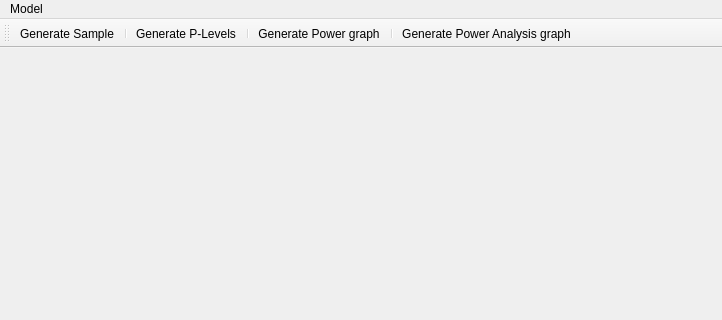
The window that ui/mainwindow.ui (braubergiag/ModelDistribution) describes before a commit, drawn with Qt 5; both pictures show x 0 to 722 and y 0 to 320 of the 722 by 603 pixel window.
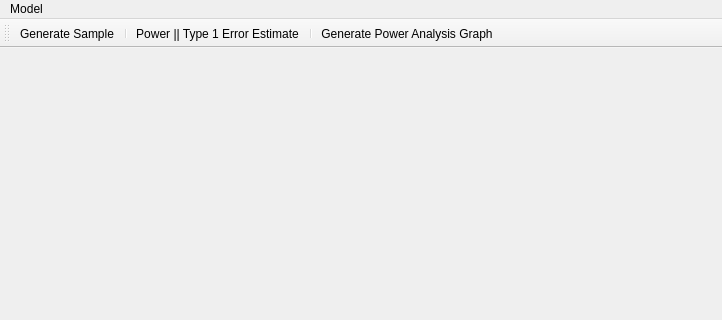
The same window after the commit.

```diff
--- a/ui/mainwindow.ui
+++ b/ui/mainwindow.ui
@@ -55,8 +55,6 @@
    </attribute>
    <addaction name="actionCreateSampleChart"/>
    <addaction name="separator"/>
-   <addaction name="actionGenerate_P_Levels"/>
-   <addaction name="separator"/>
    <addaction name="actionPower"/>
    <addaction name="separator"/>
    <addaction name="actionGenPower_Analysis"/>
@@ -84,7 +82,7 @@
   </action>
   <action name="actionPower">
    <property name="text">
-    <string>Generate Power graph</string>
+    <string>Power || Type 1 Error Estimate </string>
    </property>
    <property name="toolTip">
     <string>Generate Power  chart</string>
@@ -92,7 +90,7 @@
   </action>
   <action name="actionGenPower_Analysis">
    <property name="text">
-    <string>Generate Power Analysis graph</string>
+    <string>Generate Power Analysis Graph</string>
    </property>
   </action>
   <action name="actionSetSample">
```
Left out of the diff: 12 changed lines with no effect on the pictures.
